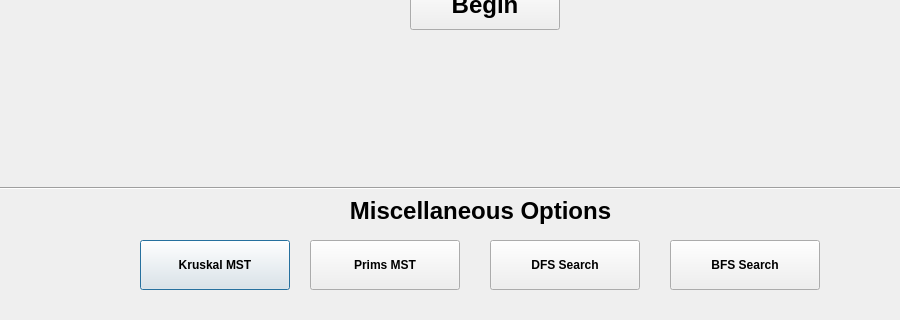
Above: planningtourpage.ui from nokk3n-dev/CS1D-Project-2-Baseball before the change; both pictures show x 0 to 900 and y 380 to 700 of the 1000 by 700 pixel window. Below: the same form after it.
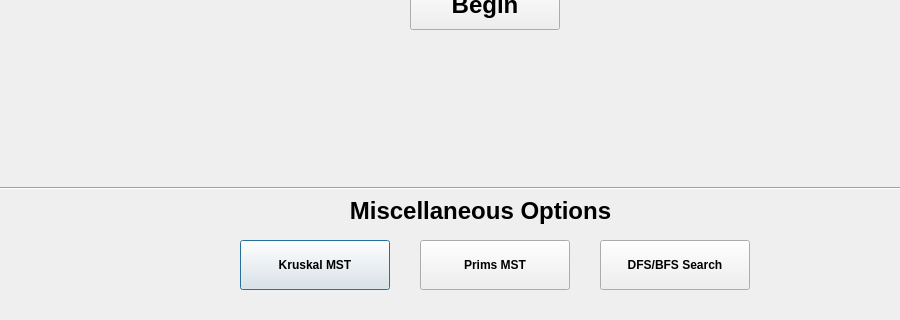
That is the form after the change.

Patch:
```diff
--- a/planningtourpage.ui
+++ b/planningtourpage.ui
@@ -16,7 +16,7 @@
   <widget class="QPushButton" name="kruskal">
    <property name="geometry">
     <rect>
-     <x>140</x>
+     <x>240</x>
      <y>620</y>
      <width>150</width>
      <height>50</height>
@@ -34,7 +34,7 @@
   <widget class="QPushButton" name="prims">
    <property name="geometry">
     <rect>
-     <x>310</x>
+     <x>420</x>
      <y>620</y>
      <width>150</width>
      <height>50</height>
@@ -106,7 +106,7 @@
   <widget class="QPushButton" name="dfs">
    <property name="geometry">
     <rect>
-     <x>490</x>
+     <x>600</x>
      <y>620</y>
      <width>150</width>
      <height>50</height>
@@ -118,25 +118,7 @@
     </font>
    </property>
    <property name="text">
-    <string>DFS Search</string>
-   </property>
-  </widget>
-  <widget class="QPushButton" name="bfs">
-   <property name="geometry">
-    <rect>
-     <x>670</x>
-     <y>620</y>
-     <width>150</width>
-     <height>50</height>
-    </rect>
-   </property>
-   <property name="font">
-    <font>
-     <bold>true</bold>
-    </font>
-   </property>
-   <property name="text">
-    <string>BFS Search</string>
+    <string>DFS/BFS Search</string>
    </property>
   </widget>
   <widget class="QLabel" name="SelectTripLabel">
```
